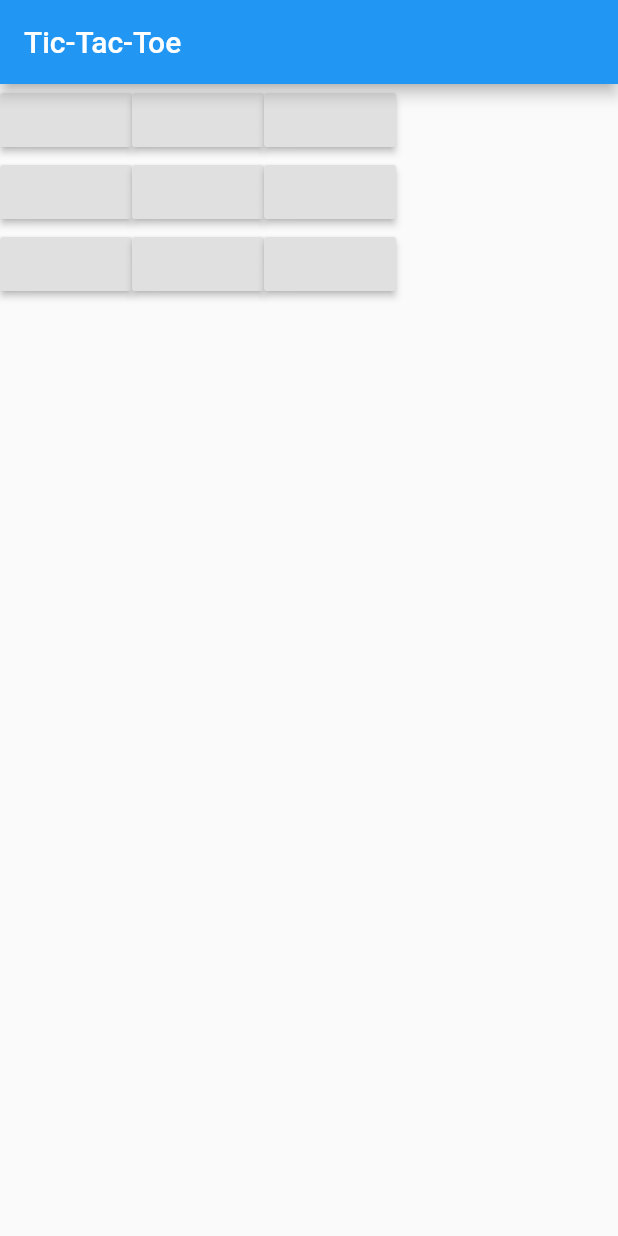
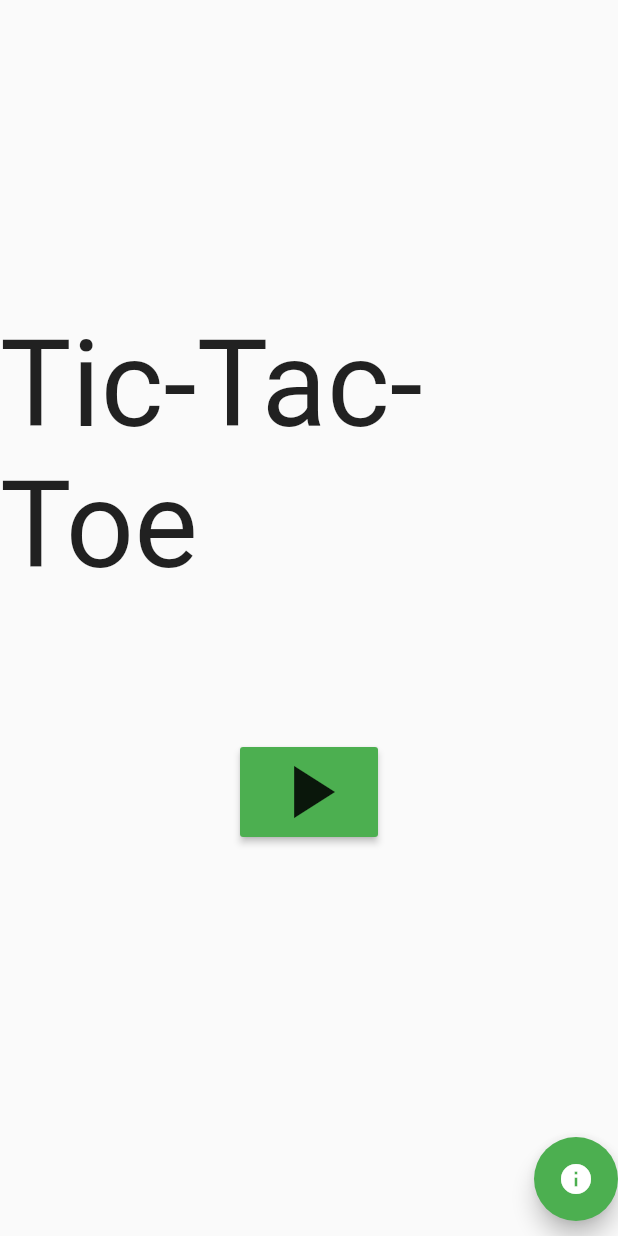
Before and after one commit to ElenaHrndz/Tic-Tac-Toe_Flutter, a Flutter app: the screen it shows after launch, on a phone screen of 412 x 824 dp. Run offline on Flutter 3.47's test engine with Material 2 defaults, Android fonts, the phone set to English and light mode, and no system bars.

Commit message:
add navigation
add navigation and colors

```diff
--- a/lib/main.dart
+++ b/lib/main.dart
@@ -1,90 +1,82 @@
 import 'package:flutter/material.dart';
+
+import 'game.dart';
+import 'credits.dart';
 
 void main() => runApp(MyApp());
 
-class MyApp extends StatefulWidget{
+class MyApp extends StatelessWidget{
   @override
-  State<StatefulWidget> createState() {
-    // TODO: implement createState
-    return _MyAppState();
+  Widget build(BuildContext context) {
+    // TODO: implement build
+    return MaterialApp(
+      theme: ThemeData(
+        buttonColor: Colors.green,
+        backgroundColor: Colors.blue,
+        primaryColor: Colors.black,
+        floatingActionButtonTheme: FloatingActionButtonThemeData(
+          backgroundColor: Colors.green
+        )
+      ),
+      routes: <String, WidgetBuilder>{
+        '/game': (BuildContext context) => new MyGame(),
+        '/credits': (BuildContext context)=> new Credits()
+      },
+      home: TicTacToeGame(),
+    );
   }
 }
 
-class _MyAppState extends State<StatefulWidget> {
-  List<String> strings = new List<String>(9);
-  bool isX = true;
-
-  void printSomething(int number){
-    if(strings[number] == ''){
-      if(isX){
-        strings[number] = 'x';
-      }
-      else
-      {
-        strings[number] = 'o';
-      }
-      isX = !isX;
-      print(strings[number]);
-      setState(() {
-
-      });
-    }
-
-  }
-
-  @override
-  void initState() {
-    // TODO: implement initState
-    super.initState();
-    for(int i = 0; i < 9;i++){
-      strings[i] = '';
-    }
-  }
-
-  Widget gameButton(int numberToSet){
-    return RaisedButton(
-      onPressed: ()=>printSomething(numberToSet),
-      child: Text(
-        strings[numberToSet]
-      ),
-    );
-  }
+class TicTacToeGame extends StatelessWidget{
 
   @override
   Widget build(BuildContext context) {
-    return MaterialApp(
-      home: Scaffold(
-        appBar: AppBar(
-          title: Text('Tic-Tac-Toe'),
+    return Scaffold(
+      body: Container(
+        alignment: Alignment.center,
+        child:Column(
+          mainAxisAlignment: MainAxisAlignment.center,
+          children: <Widget>[
+
+            SizedBox(
+              height: 200.0,
+            ),
+            Text(
+              'Tic-Tac-Toe',
+              style: TextStyle(
+                fontSize: 80
+              ),
+            ),
+            SizedBox(
+              height: 100.0,
+            ),
+            RaisedButton(
+              child: Icon(
+                Icons.play_arrow,
+                size: 60,
+              ),
+              onPressed:(){
+                Navigator.pushNamed(context, '/game');
+              },
+            ),
+            SizedBox(
+              height: 200.0,
+            ),
+            Align(
+              child:FloatingActionButton(
+                child: Icon(
+                  Icons.info
+                ),
+                onPressed: (){
+                  Navigator.pushNamed(context, '/credits');
+                },
+              ),
+              alignment: Alignment.bottomRight,
+            )
+
+          ],
         ),
-        body: Center(
-          child: Column(
-            children: <Widget>[
-              Row(
-                children: <Widget>[
-                  gameButton(0),
-                  gameButton(1),
-                  gameButton(2)
-                ],
-              ),
-              Row(
-                children: <Widget>[
-                  gameButton(3),
-                  gameButton(4),
-                  gameButton(5)
-                ],
-              ),
-              Row(
-                children: <Widget>[
-                  gameButton(6),
-                  gameButton(7),
-                  gameButton(8)
-                ],
-              )
-            ],
-          ),
-        ),
-      ),
+      )
     );
   }
 }
```
Also changed, not shown: lib/credits.dart (added, +18 -0 lines), lib/game.dart (added, +98 -0 lines).
